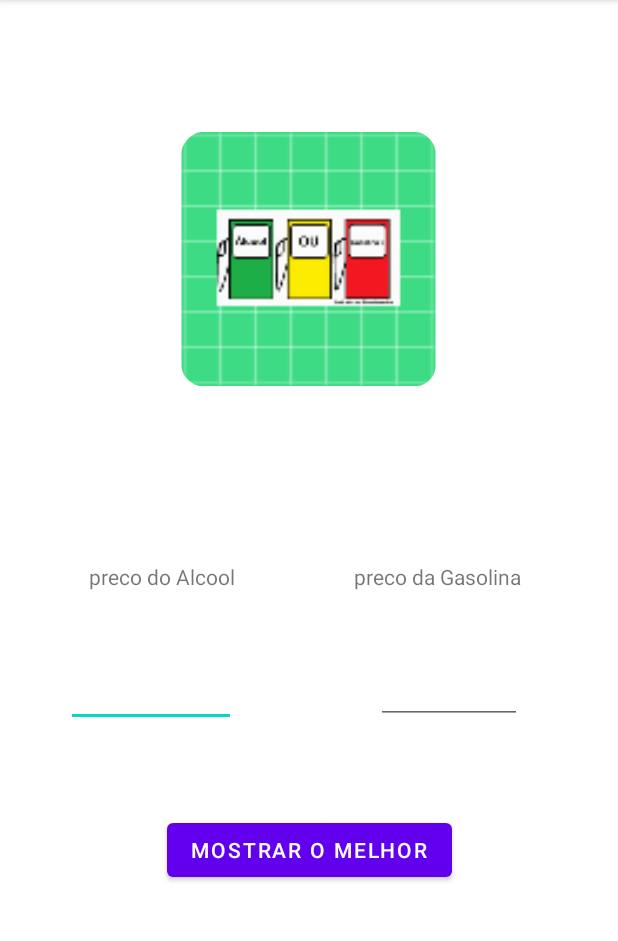
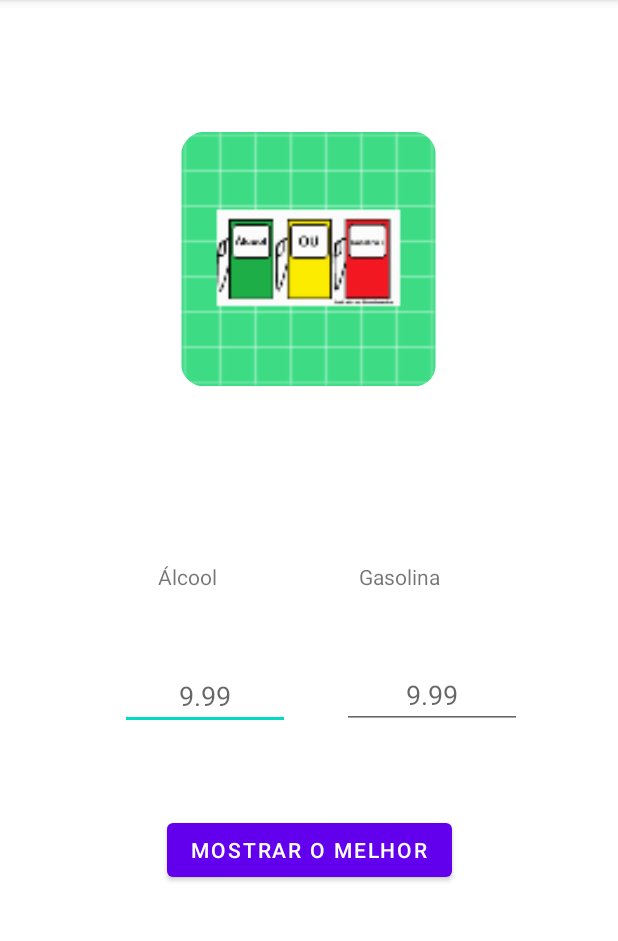
Before and after one commit to luansilvae/mobile, an Android app: the screen it shows after launch (MainActivity), on a phone screen of 412 x 824 dp, the part 84-1025 px from its top. Run offline under Robolectric (Android 15) with nearby library versions, the phone set to English and light mode, and no system bars.

Commit message:
Correção
impuType apenas numeros (sobe o teclado numerico apenas)

minor layout correction

inclusao de valor sugerido (hint placeholder)

```diff
--- a/App04_AlcoolouGasolina/app/src/main/res/layout/activity_main.xml
+++ b/App04_AlcoolouGasolina/app/src/main/res/layout/activity_main.xml
@@ -8,18 +8,18 @@
         tools:context=".MainActivity">
 
     <TextView
-            android:text="preco do Alcool"
+            android:text="Álcool"
             android:layout_width="wrap_content"
             android:layout_height="wrap_content"
             android:id="@+id/textView"
             app:layout_constraintStart_toStartOf="parent"
             app:layout_constraintEnd_toStartOf="@+id/textView2"
-            app:layout_constraintHorizontal_bias="0.43"
+            app:layout_constraintHorizontal_bias="0.305"
             app:layout_constraintTop_toTopOf="parent"
-            app:layout_constraintBottom_toBottomOf="parent"/>
+            app:layout_constraintBottom_toBottomOf="parent" android:layout_marginStart="64dp"/>
 
     <TextView
-            android:text="preco da Gasolina"
+            android:text="Gasolina"
             android:layout_width="wrap_content"
             android:layout_height="wrap_content"
             android:id="@+id/textView2"
@@ -27,8 +27,7 @@
             app:layout_constraintTop_toTopOf="parent"
             app:layout_constraintBottom_toBottomOf="parent"
             app:layout_constraintStart_toStartOf="parent"
-            app:layout_constraintHorizontal_bias="0.784"/>
-
+            app:layout_constraintHorizontal_bias="0.815" android:layout_marginEnd="64dp"/>
     <ImageView
             android:layout_width="210dp"
             android:layout_height="169dp"
@@ -55,8 +54,8 @@
 
     <EditText
             android:layout_width="113dp"
-            android:layout_height="38dp"
-            android:inputType="textPersonName"
+            android:layout_height="40dp"
+            android:inputType="numberDecimal"
             android:text=""
             android:ems="10"
             android:id="@+id/Alcool"
@@ -65,12 +64,13 @@
             app:layout_constraintHorizontal_bias="0.321"
             app:layout_constraintTop_toBottomOf="@+id/textView"
             app:layout_constraintBottom_toBottomOf="parent"
-            app:layout_constraintVertical_bias="0.157"/>
+            app:layout_constraintVertical_bias="0.157" android:hint="9.99" android:textAlignment="center"
+            android:layout_marginStart="64dp"/>
 
     <EditText
-            android:layout_width="97dp"
-            android:layout_height="36dp"
-            android:inputType="textPersonName"
+            android:layout_width="120dp"
+            android:layout_height="40dp"
+            android:inputType="numberDecimal"
             android:text=""
             android:ems="10"
             android:id="@+id/Gasolina"
@@ -78,7 +78,7 @@
             android:layout_marginEnd="64dp"
             app:layout_constraintBottom_toBottomOf="parent"
             app:layout_constraintTop_toBottomOf="@+id/textView2"
-            app:layout_constraintVertical_bias="0.156"/>
+            app:layout_constraintVertical_bias="0.156" android:hint="9.99" android:textAlignment="center"/>
 
     <TextView
             android:text=""
```
